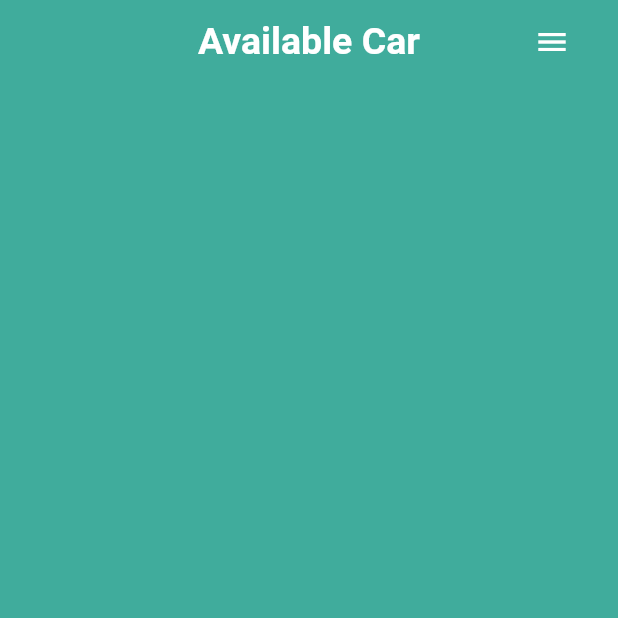
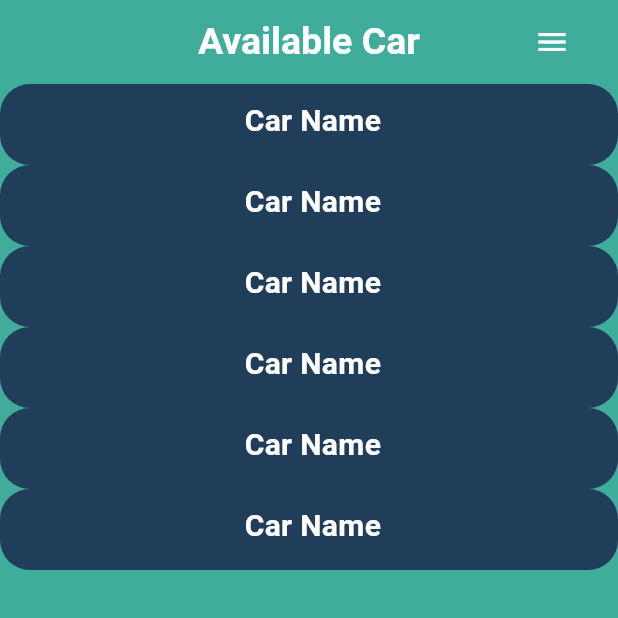
Before and after one commit to Yasitha-Bhanuka/car_app_UI, a Flutter app: the screen it shows after launch, on a phone screen of 412 x 824 dp, the top half of it. Run offline on Flutter 3.47's test engine with Material 3 defaults, Android fonts, the phone set to English and light mode, and no system bars.

Commit message:
Add Car model and implement car list in CarHomeScreen

```diff
--- /dev/null
+++ b/lib/model/car.dart
@@ -0,0 +1,25 @@
+class Car {
+  String image;
+  int price;
+  String brand;
+  String model;
+  String co2;
+  String fuelCons;
+
+  Car(
+    this.image,
+    this.price,
+    this.brand,
+    this.model,
+    this.co2,
+    this.fuelCons,
+  );
+}
+
+List<Car> carList = [
+  Car('images/bentley.png', 120, 'Bentley', '3A 9200', '77/km', '5,5 L'),
+  Car('images/rolls_roys.png', 185, 'RR', '3A 9200', '77/km', '5,5 L'),
+  Car('images/mercedes.png', 100, 'Mercedes', '3A 9200', '77/km', '5,5 L'),
+  Car('images/audi.png', 90, 'Audi', '3A 9200', '77/km', '5,5 L'),
+  Car('images/bmw.png', 80, 'BMW', '3A 9200', '77/km', '5,5 L'),
+];
--- a/lib/screens/Home/car_home_screen.dart
+++ b/lib/screens/Home/car_home_screen.dart
@@ -27,6 +27,41 @@ class CarHomeScreen extends StatelessWidget {
           SizedBox(width: 20)
         ],
       ),
+      body: ListView.builder(
+        shrinkWrap: true,
+        itemCount: 6,
+        itemBuilder: (context, index) {
+          return GestureDetector(
+            onTap: () {},
+            child: Container(
+              child: Stack(
+                children: [
+                  Container(
+                    width: double.infinity,
+                    padding: EdgeInsets.only(
+                        left: 25, top: 10, right: 20, bottom: 15),
+                    decoration: BoxDecoration(
+                      color: cardColor,
+                      borderRadius: BorderRadius.circular(20),
+                    ),
+                    child: Column(
+                      children: [
+                        Text(
+                          'Car Name',
+                          style: TextStyle(
+                              color: Colors.white,
+                              fontSize: 20,
+                              fontWeight: FontWeight.bold),
+                        ),
+                      ],
+                    ),
+                  )
+                ],
+              ),
+            ),
+          );
+        },
+      ),
     );
   }
 }
```
